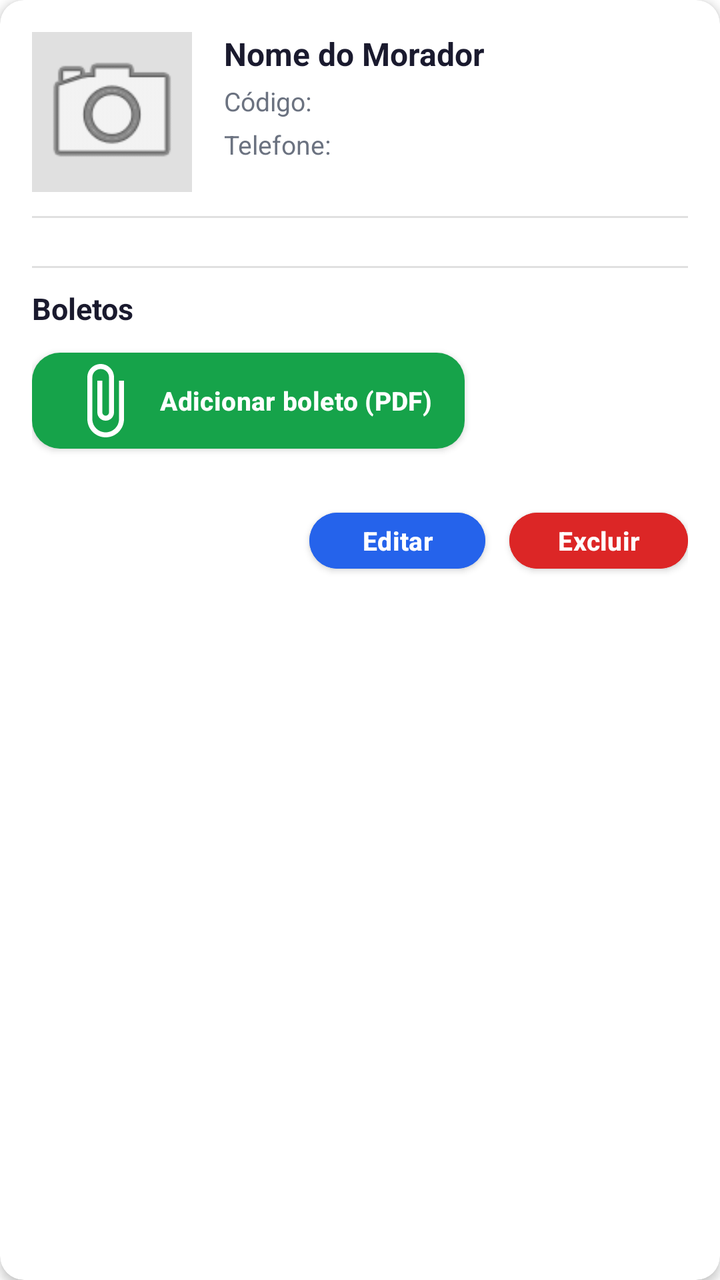
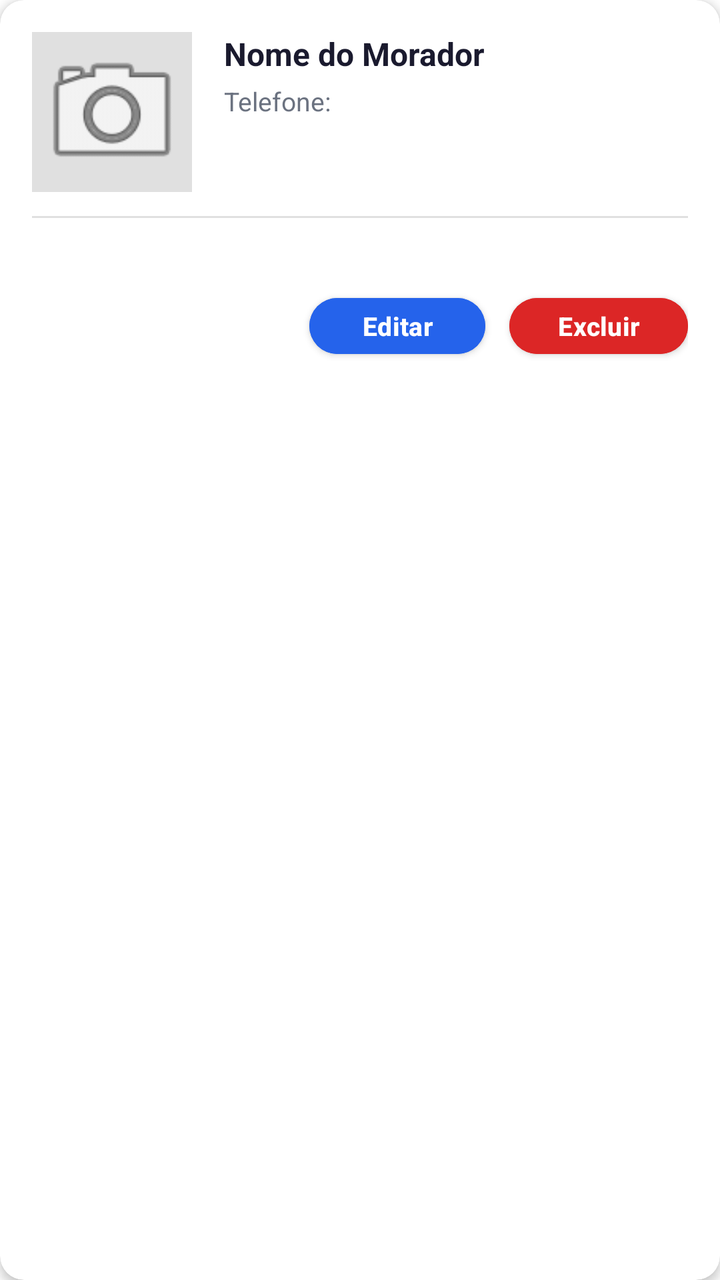

Two renders of the same Android screen: before a commit and after it. Below are the layout's source before the change and the commit's diff.
<!-- AndroidManifest.xml: application theme AppTheme -->
<!-- res/layout/item_morador.xml -->
<?xml version="1.0" encoding="utf-8"?>
<androidx.cardview.widget.CardView xmlns:android="http://schemas.android.com/apk/res/android"
    xmlns:app="http://schemas.android.com/apk/res-auto"
    android:layout_width="match_parent"
    android:layout_height="wrap_content"
    android:layout_marginStart="16dp"
    android:layout_marginEnd="16dp"
    android:layout_marginTop="8dp"
    android:layout_marginBottom="8dp"
    app:cardCornerRadius="12dp"
    app:cardElevation="3dp"
    app:cardBackgroundColor="#FFFFFF">

    <LinearLayout
        android:layout_width="match_parent"
        android:layout_height="wrap_content"
        android:orientation="vertical">

    
    <LinearLayout
        android:id="@+id/layoutResumoMorador"
        android:layout_width="match_parent"
        android:layout_height="wrap_content"
        android:orientation="horizontal"
        android:gravity="center_vertical"
        android:paddingStart="16dp"
        android:paddingEnd="16dp"
        android:paddingTop="12dp"
        android:paddingBottom="12dp"
        android:background="?android:attr/selectableItemBackground"
        android:visibility="gone">

        <LinearLayout
            android:layout_width="0dp"
            android:layout_height="wrap_content"
            android:layout_weight="1"
            android:orientation="vertical">

            <TextView
                android:id="@+id/tvResumoQuadraLote"
                android:layout_width="match_parent"
                android:layout_height="wrap_content"
                android:text="Quadra A · Lote 01"
                android:textSize="15sp"
                android:textStyle="bold"
                android:textColor="#1A1A2E" />

            <TextView
                android:id="@+id/tvResumoNome"
                android:layout_width="match_parent"
                android:layout_height="wrap_content"
                android:text="Nome do Morador"
                android:textSize="13sp"
                android:textColor="#6B7280"
                android:layout_marginTop="2dp"
                android:maxLines="1"
                android:ellipsize="end" />
        </LinearLayout>

        <TextView
            android:id="@+id/tvResumoSeta"
            android:layout_width="wrap_content"
            android:layout_height="wrap_content"
            android:text="▼"
            android:textSize="14sp"
            android:textColor="#6B7280"
            android:layout_marginStart="12dp" />
    </LinearLayout>

    <LinearLayout
        android:id="@+id/layoutDetalhesMorador"
        android:layout_width="match_parent"
        android:layout_height="wrap_content"
        android:orientation="vertical"
        android:padding="16dp">

        
        <LinearLayout
            android:layout_width="match_parent"
            android:layout_height="wrap_content"
            android:orientation="horizontal">

            <ImageView
                android:id="@+id/imageMoradorItem"
                android:layout_width="80dp"
                android:layout_height="80dp"
                android:src="@android:drawable/ic_menu_camera"
                android:scaleType="centerCrop"
                android:contentDescription="Imagem do morador"
                android:background="#E0E0E0"
                android:padding="2dp"
                app:cornerRadius="14dp"
                android:clipToOutline="true"
                android:layout_marginEnd="16dp" />

            <LinearLayout
                android:layout_width="0dp"
                android:layout_height="wrap_content"
                android:layout_weight="1"
                android:orientation="vertical">

                <TextView
                    android:id="@+id/tvNomeMorador"
                    android:layout_width="match_parent"
                    android:layout_height="wrap_content"
                    android:text="Nome do Morador"
                    android:textSize="16sp"
                    android:textStyle="bold"
                    android:textColor="#1A1A2E" />

                <TextView
                    android:id="@+id/tvCodigoMorador"
                    android:layout_width="match_parent"
                    android:layout_height="wrap_content"
                    android:text="Código: "
                    android:textSize="13sp"
                    android:textColor="#6B7280"
                    android:layout_marginTop="4dp" />

                <TextView
                    android:id="@+id/tvTelefoneMorador"
                    android:layout_width="match_parent"
                    android:layout_height="wrap_content"
                    android:text="Telefone: "
                    android:textSize="13sp"
                    android:textColor="#6B7280"
                    android:layout_marginTop="4dp" />

            </LinearLayout>

        </LinearLayout>

        
        <View
            android:layout_width="match_parent"
            android:layout_height="1dp"
            android:background="#E0E0E0"
            android:layout_marginTop="12dp"
            android:layout_marginBottom="12dp" />

        
        <TextView
            android:id="@+id/tvCpfMorador"
            android:layout_width="match_parent"
            android:layout_height="wrap_content"
            android:text="📄 CPF: "
            android:textSize="13sp"
            android:textColor="#6B7280"
            android:layout_marginBottom="4dp"
            android:visibility="gone" />

        
        <TextView
            android:id="@+id/tvEnderecoMorador"
            android:layout_width="match_parent"
            android:layout_height="wrap_content"
            android:text="📍 Endereço: "
            android:textSize="13sp"
            android:textColor="#6B7280"
            android:layout_marginBottom="4dp"
            android:visibility="gone" />

        
        <LinearLayout
            android:id="@+id/layoutQuadraLote"
            android:layout_width="match_parent"
            android:layout_height="wrap_content"
            android:orientation="horizontal"
            android:visibility="gone">

            <TextView
                android:id="@+id/tvQuadraMorador"
                android:layout_width="0dp"
                android:layout_height="wrap_content"
                android:layout_weight="1"
                android:text="📐 Quadra: "
                android:textSize="13sp"
                android:textColor="#6B7280" />

            <TextView
                android:id="@+id/tvLoteMorador"
                android:layout_width="0dp"
                android:layout_height="wrap_content"
                android:layout_weight="1"
                android:text="🏷️ Lote: "
                android:textSize="13sp"
                android:textColor="#6B7280" />

        </LinearLayout>

        
        <TextView
            android:id="@+id/tvEmailMorador"
            android:layout_width="match_parent"
            android:layout_height="wrap_content"
            android:text="📧 Email: "
            android:textSize="13sp"
            android:textColor="#6B7280"
            android:layout_marginTop="4dp"
            android:visibility="gone" />


        
        <LinearLayout
            android:id="@+id/layoutAnexosItem"
            android:layout_width="match_parent"
            android:layout_height="wrap_content"
            android:orientation="vertical"
            android:visibility="gone" />

        
        <View
            android:layout_width="match_parent"
            android:layout_height="1dp"
            android:background="#E0E0E0"
            android:layout_marginTop="12dp" />

        <TextView
            android:layout_width="match_parent"
            android:layout_height="wrap_content"
            android:text="Boletos"
            android:textSize="15sp"
            android:textStyle="bold"
            android:textColor="#1A1A2E"
            android:layout_marginTop="10dp" />

        <LinearLayout
            android:id="@+id/layoutBoletosMorador"
            android:layout_width="match_parent"
            android:layout_height="wrap_content"
            android:orientation="vertical" />

        <com.google.android.material.button.MaterialButton
            android:id="@+id/btnAdicionarBoleto"
            android:layout_width="wrap_content"
            android:layout_height="wrap_content"
            android:layout_marginTop="8dp"
            android:text="Adicionar boleto (PDF)"
            android:textAllCaps="false"
            android:textSize="13sp"
            app:icon="@drawable/ic_anexar"
            app:iconTint="#FFFFFF"
            app:cornerRadius="14dp"
            app:backgroundTint="@color/botaoSucesso" />

        
        <LinearLayout
            android:id="@+id/layoutBotoesMorador"
            android:layout_width="match_parent"
            android:layout_height="wrap_content"
            android:orientation="horizontal"
            android:layout_marginTop="16dp"
            android:gravity="end"
            android:paddingTop="8dp">

            <Button
                android:id="@+id/btnEditarMorador"
                android:layout_width="wrap_content"
                android:layout_height="36dp"
                android:text="Editar"
                android:textSize="13sp"
                android:textStyle="bold"
                android:textAllCaps="false"
                android:backgroundTint="@color/botaoPrimario"
                android:textColor="#FFFFFF"
                app:cornerRadius="14dp"
                android:paddingStart="24dp"
                android:paddingEnd="24dp"
                android:layout_marginEnd="12dp" />

            <Button
                android:id="@+id/btnExcluirMorador"
                android:layout_width="wrap_content"
                android:layout_height="36dp"
                android:text="Excluir"
                android:textSize="13sp"
                android:textStyle="bold"
                android:textAllCaps="false"
                android:backgroundTint="@color/botaoPerigo"
                android:textColor="#FFFFFF"
                app:cornerRadius="14dp"
                android:paddingStart="24dp"
                android:paddingEnd="24dp" />
        </LinearLayout>

    </LinearLayout>
    </LinearLayout>
</androidx.cardview.widget.CardView>
<!-- resources referenced by this layout -->
<resources>
  <color name="botaoPerigo">#DC2626</color>
  <color name="botaoPrimario">#2563EB</color>
  <color name="botaoSucesso">#16A34A</color>
  <!-- drawable ic_anexar (drawable) -->
  <vector xmlns:android="http://schemas.android.com/apk/res/android" android:width="40dp" android:height="40dp" android:viewportWidth="24" android:viewportHeight="24">
      <path android:fillColor="#FFFFFF" android:pathData="M16.5,6v11.5c0,2.21 -1.79,4 -4,4s-4,-1.79 -4,-4V5c0,-1.38 1.12,-2.5 2.5,-2.5s2.5,1.12 2.5,2.5v10.5c0,0.55 -0.45,1 -1,1s-1,-0.45 -1,-1V6H10v9.5c0,1.38 1.12,2.5 2.5,2.5s2.5,-1.12 2.5,-2.5V5c0,-2.21 -1.79,-4 -4,-4S7,2.79 7,5v12.5c0,3.04 2.46,5.5 5.5,5.5s5.5,-2.46 5.5,-5.5V6h-1.5z" />
  </vector>
  <style name="AppTheme" parent="Theme.MaterialComponents.DayNight.DarkActionBar">
          <item name="colorPrimary">@color/colorPrimary</item>
          <item name="colorPrimaryDark">@color/black</item>
          <item name="colorAccent">@color/black</item>
          <item name="android:windowBackground">@color/white</item>
          <item name="android:textColor">@color/black</item>
          <item name="android:textColorPrimary">@color/corTitulo</item>
  
          
          <item name="materialButtonStyle">@style/Widget.Condominio.Button</item>
          <item name="textInputStyle">@style/Widget.Condominio.TextInputLayout</item>
      </style>
  <color name="colorPrimary">#1E3A8A</color>
  <color name="black">#000000</color>
  <color name="white">#FFFFFF</color>
  <color name="corTitulo">#070707</color>
  <style name="Widget.Condominio.Button" parent="Widget.MaterialComponents.Button">
          <item name="backgroundTint">@color/botaoPrimario</item>
          <item name="android:textColor">@color/white</item>
          <item name="cornerRadius">14dp</item>
          <item name="android:textAllCaps">false</item>
          <item name="android:textStyle">bold</item>
          <item name="android:textSize">15sp</item>
          <item name="android:letterSpacing">0.01</item>
          <item name="android:minHeight">52dp</item>
          <item name="android:insetTop">4dp</item>
          <item name="android:insetBottom">4dp</item>
          <item name="android:elevation">2dp</item>
          <item name="iconTint">@color/white</item>
          <item name="iconPadding">8dp</item>
      </style>
  <style name="Widget.Condominio.TextInputLayout" parent="Widget.MaterialComponents.TextInputLayout.OutlinedBox">
          <item name="boxBackgroundColor">@color/white</item>
          <item name="boxStrokeColor">@color/colorPrimary</item>
          <item name="hintTextColor">@color/colorPrimary</item>
          <item name="android:textColorHint">@color/colorPrimary</item>
      </style>
</resources>

<!-- the commit's change to res/layout/item_morador.xml (unified diff, before → after) -->
@@ -80,18 +80,38 @@
             android:layout_height="wrap_content"
             android:orientation="horizontal">
 
-            <ImageView
-                android:id="@+id/imageMoradorItem"
+            
+            <LinearLayout
                 android:layout_width="80dp"
-                android:layout_height="80dp"
-                android:src="@android:drawable/ic_menu_camera"
-                android:scaleType="centerCrop"
-                android:contentDescription="Imagem do morador"
-                android:background="#E0E0E0"
-                android:padding="2dp"
-                app:cornerRadius="14dp"
-                android:clipToOutline="true"
-                android:layout_marginEnd="16dp" />
+                android:layout_height="wrap_content"
+                android:layout_marginEnd="16dp"
+                android:orientation="vertical">
+
+                <TextView
+                    android:id="@+id/tvQuadraLoteFoto"
+                    android:layout_width="match_parent"
+                    android:layout_height="wrap_content"
+                    android:layout_marginBottom="2dp"
+                    android:gravity="center"
+                    android:maxLines="1"
+                    android:text="Q A · L 01"
+                    android:textColor="#4B5563"
+                    android:textSize="10sp"
+                    android:textStyle="bold"
+                    android:visibility="gone" />
+
+                <ImageView
+                    android:id="@+id/imageMoradorItem"
+                    android:layout_width="80dp"
+                    android:layout_height="80dp"
+                    android:src="@android:drawable/ic_menu_camera"
+                    android:scaleType="centerCrop"
+                    android:contentDescription="Imagem do morador"
+                    android:background="#E0E0E0"
+                    android:padding="2dp"
+                    app:cornerRadius="14dp"
+                    android:clipToOutline="true" />
+            </LinearLayout>
 
             <LinearLayout
                 android:layout_width="0dp"
@@ -109,15 +129,6 @@
                     android:textColor="#1A1A2E" />
 
                 <TextView
-                    android:id="@+id/tvCodigoMorador"
-                    android:layout_width="match_parent"
-                    android:layout_height="wrap_content"
-                    android:text="Código: "
-                    android:textSize="13sp"
-                    android:textColor="#6B7280"
-                    android:layout_marginTop="4dp" />
-
-                <TextView
                     android:id="@+id/tvTelefoneMorador"
                     android:layout_width="match_parent"
                     android:layout_height="wrap_content"
@@ -209,6 +220,13 @@
             android:visibility="gone" />
 
         
+        <LinearLayout
+            android:id="@+id/layoutSecaoBoletos"
+            android:layout_width="match_parent"
+            android:layout_height="wrap_content"
+            android:orientation="vertical"
+            android:visibility="gone">
+
         <View
             android:layout_width="match_parent"
             android:layout_height="1dp"
@@ -242,6 +260,7 @@
             app:iconTint="#FFFFFF"
             app:cornerRadius="14dp"
             app:backgroundTint="@color/botaoSucesso" />
+        </LinearLayout>
 
         
         <LinearLayout
